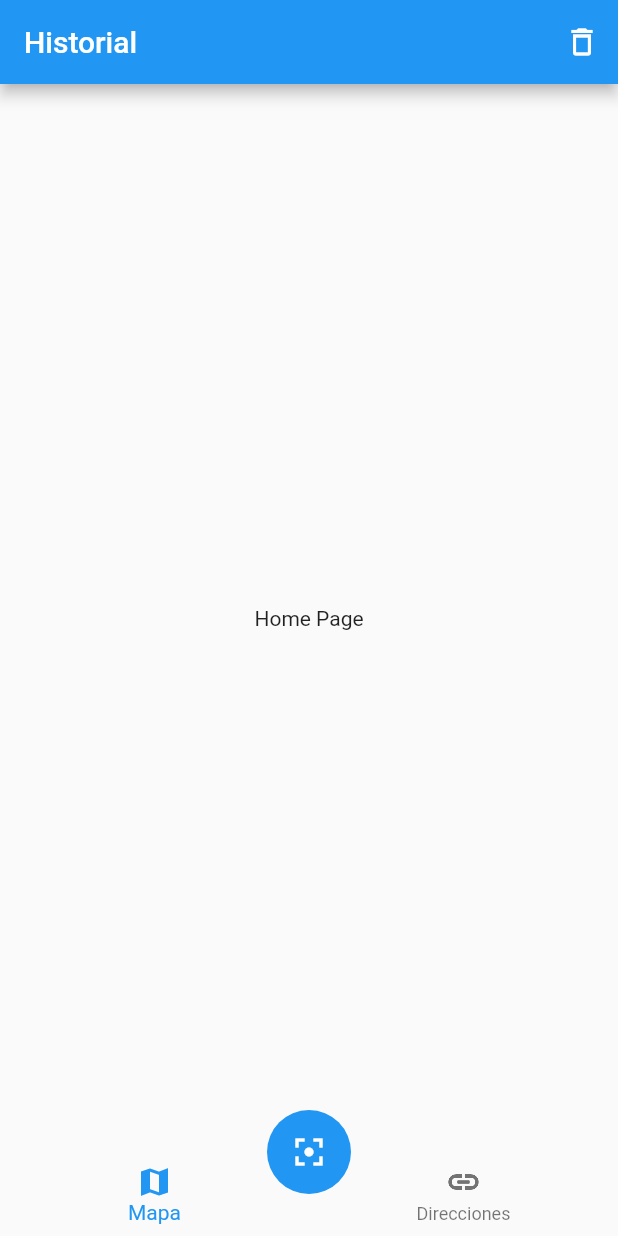
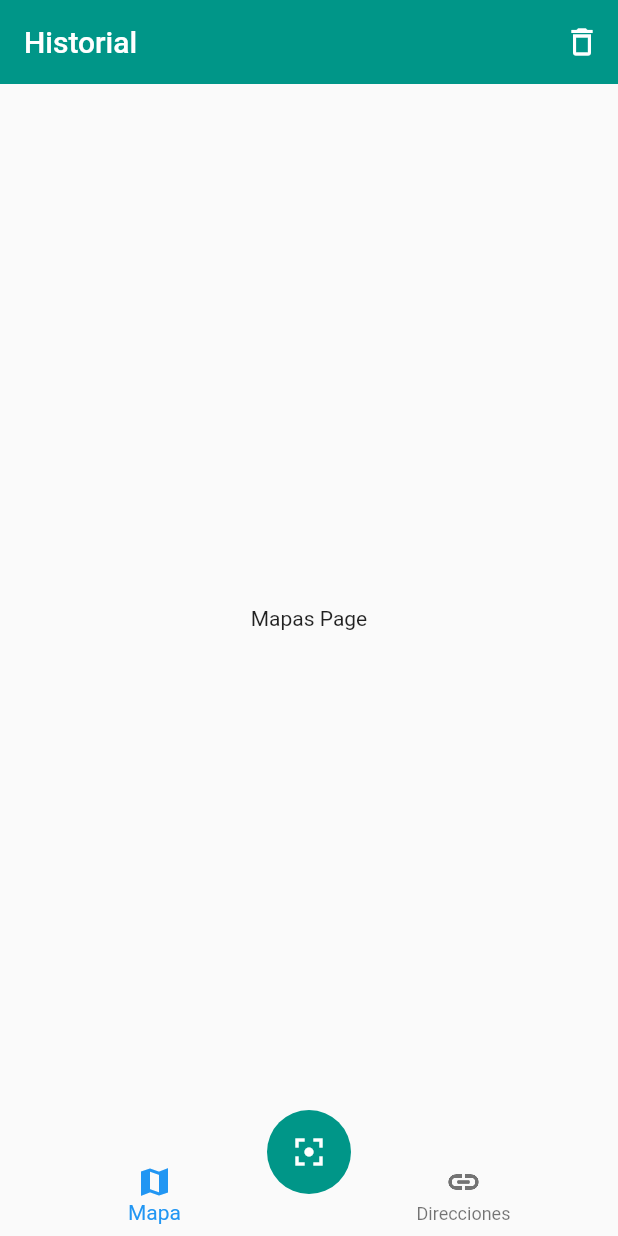
Before and after one commit to JHORJE18/Flutter_QRScanner, a Flutter app: the screen it shows after launch, on a phone screen of 412 x 824 dp. Run offline on Flutter 3.47's test engine with Material 2 defaults, Android fonts, the phone set to English and light mode, and no system bars.

Commit message:
Cambiar pagina

```diff
--- a/lib/main.dart
+++ b/lib/main.dart
@@ -14,6 +14,10 @@ class MyApp extends StatelessWidget {
         'home': (_) => HomePage(),
         'map': (_) => MapPage(),
       },
+      theme: ThemeData(
+          primaryColor: Colors.teal,
+          floatingActionButtonTheme:
+              FloatingActionButtonThemeData(backgroundColor: Colors.teal)),
     );
   }
 }
--- a/lib/pages/home_page.dart
+++ b/lib/pages/home_page.dart
@@ -1,4 +1,6 @@
 import 'package:flutter/material.dart';
+import 'package:qr_reader/pages/listDirections_page%20copy.dart';
+import 'package:qr_reader/pages/listMap_page.dart';
 import 'package:qr_reader/widgets/custom_navigationbar.dart';
 import 'package:qr_reader/widgets/scan_button.dart';
 
@@ -8,14 +10,31 @@ class HomePage extends StatelessWidget {
     return Scaffold(
       appBar: AppBar(
         title: Text('Historial'),
+        elevation: 0.0,
         actions: [
           IconButton(icon: Icon(Icons.delete_outline), onPressed: () {})
         ],
       ),
-      body: Center(child: Text('Home Page')),
+      body: _HomePageBody(),
       bottomNavigationBar: CustomNavigationBar(),
       floatingActionButton: ScanButton(),
       floatingActionButtonLocation: FloatingActionButtonLocation.centerDocked,
     );
   }
 }
+
+class _HomePageBody extends StatelessWidget {
+  @override
+  Widget build(BuildContext context) {
+    final currentIndex = 0;
+
+    switch (currentIndex) {
+      case 0:
+        return MapsPage();
+      case 1:
+        return DirectionsPage();
+      default:
+        return MapsPage();
+    }
+  }
+}
--- /dev/null
+++ b/lib/pages/listDirections_page copy.dart
@@ -0,0 +1,10 @@
+import 'package:flutter/material.dart';
+
+class DirectionsPage extends StatelessWidget {
+  @override
+  Widget build(BuildContext context) {
+    return Center(
+      child: Text('Direcciones Page'),
+    );
+  }
+}
--- /dev/null
+++ b/lib/pages/listMap_page.dart
@@ -0,0 +1,10 @@
+import 'package:flutter/material.dart';
+
+class MapsPage extends StatelessWidget {
+  @override
+  Widget build(BuildContext context) {
+    return Center(
+      child: Text('Mapas Page'),
+    );
+  }
+}
--- a/lib/widgets/custom_navigationbar.dart
+++ b/lib/widgets/custom_navigationbar.dart
@@ -3,8 +3,10 @@ import 'package:flutter/material.dart';
 class CustomNavigationBar extends StatelessWidget {
   @override
   Widget build(BuildContext context) {
+    final currentIndex = 0;
+
     return BottomNavigationBar(
-      currentIndex: 0,
+      currentIndex: currentIndex,
       elevation: 0,
       items: <BottomNavigationBarItem>[
         BottomNavigationBarItem(icon: Icon(Icons.map_sharp), label: 'Mapa'),
```
